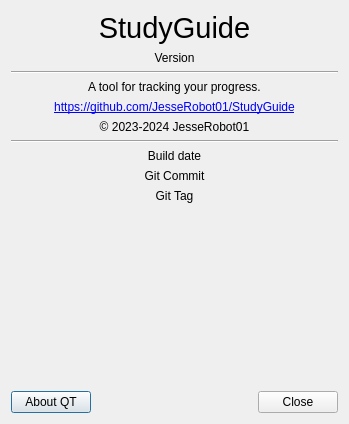
JesseRobot01/PlanGuidePlanner, file StudyGuide/ui/About.ui: the form before one commit.
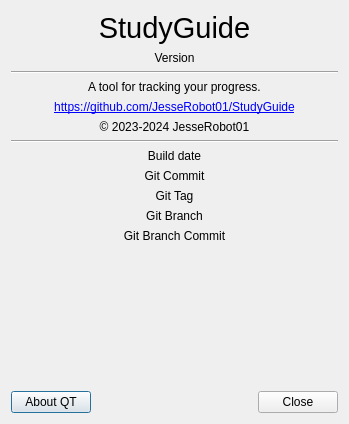
The form after the commit.

Diff of the .ui file:
```diff
--- a/StudyGuide/ui/About.ui
+++ b/StudyGuide/ui/About.ui
@@ -116,7 +116,27 @@
                         <string notr="true">Git Tag</string>
                     </property>
                     <property name="alignment">
-                        <set>Qt::AlignCenter</set>
+      <set>Qt::AlignmentFlag::AlignCenter</set>
+     </property>
+    </widget>
+   </item>
+   <item>
+    <widget class="QLabel" name="branch">
+     <property name="text">
+      <string notr="true">Git Branch</string>
+     </property>
+     <property name="alignment">
+      <set>Qt::AlignmentFlag::AlignCenter</set>
+     </property>
+    </widget>
+   </item>
+   <item>
+    <widget class="QLabel" name="branchCommit">
+     <property name="text">
+      <string notr="true">Git Branch Commit</string>
+     </property>
+     <property name="alignment">
+      <set>Qt::AlignmentFlag::AlignCenter</set>
                     </property>
                 </widget>
             </item>
```
Left out of the diff: 24 changed lines with no effect on the pictures. Lines whose indentation alone changed are shown as unchanged.
